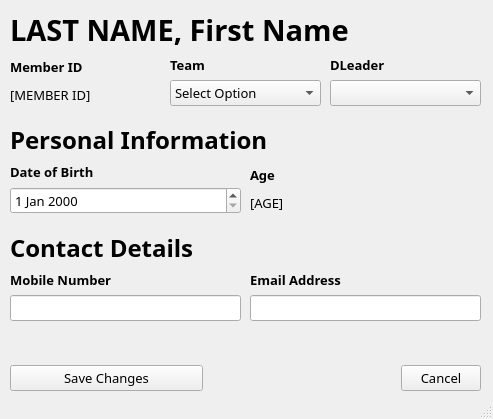
First picture: the form in ui/managerEditMemberProfile.ui, repository nikeyys/comsci-ia, before the edit.
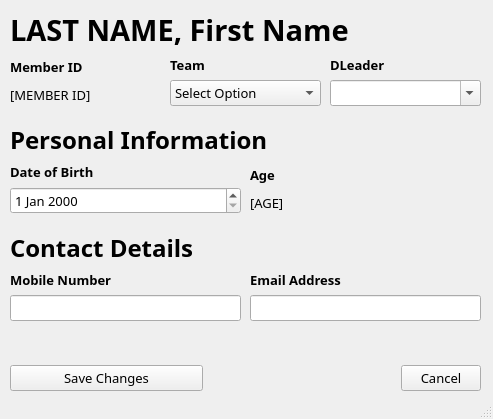
Second picture: the form after the edit.

```diff
--- a/ui/managerEditMemberProfile.ui
+++ b/ui/managerEditMemberProfile.ui
@@ -166,7 +166,11 @@
           </widget>
          </item>
          <item>
-          <widget class="QComboBox" name="combo_dLeader"/>
+          <widget class="QComboBox" name="combo_dLeader">
+           <property name="editable">
+            <bool>true</bool>
+           </property>
+          </widget>
          </item>
         </layout>
        </item>
```
